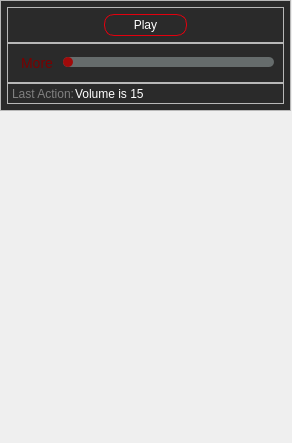
IamRezaMousavi/RedLine, file form.ui: the form before one commit.
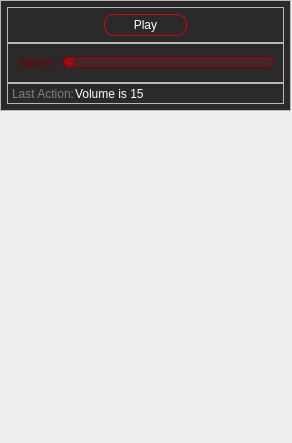
The form after the commit.

Commit message: edit slider background-color

Patch:
```diff
--- a/form.ui
+++ b/form.ui
@@ -218,9 +218,10 @@
 QSlider::groove:horizontal
 {
 	border-radius: 5px;
+	border: 0.5px solid rgb(120, 0, 0);
 	height: 10px;
 	margin: 0px;
-	background-color: rgb(102, 108, 108);
+	background-color: rgb(72, 38, 38);
 }
 QSlider::handle:horizontal
 {
```
Left out of the diff: 1 changed line with no effect on the pictures.
